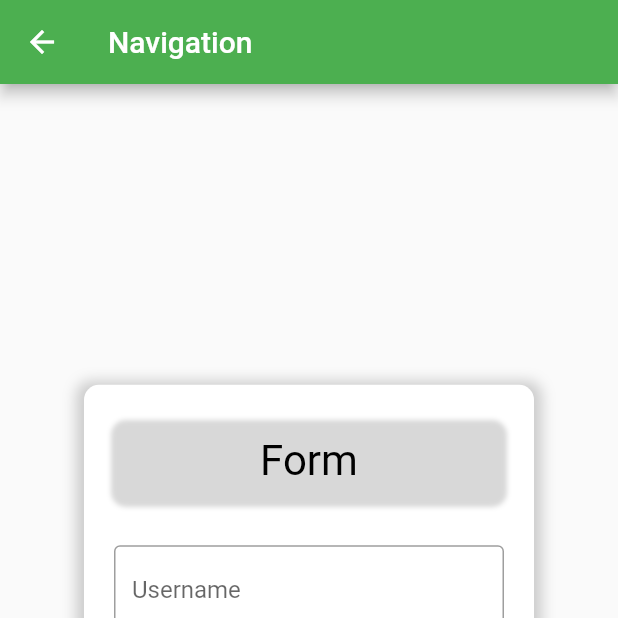
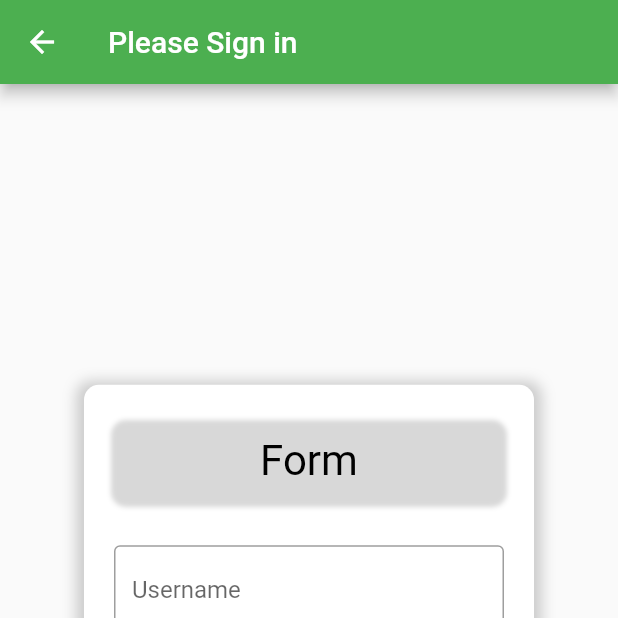
Before and after one commit to lukajincharadze/flutter-project02, a Flutter app: the screen it shows after launch, after a tap on "Sign In", on a phone screen of 412 x 824 dp, the top half of it. Run offline on Flutter 3.47's test engine with Material 2 defaults, Android fonts, the phone set to English and light mode, and no system bars.

Commit message:
Update main.dart

```diff
--- a/lib/main.dart
+++ b/lib/main.dart
@@ -93,7 +93,7 @@ class Signin extends StatelessWidget {
   Widget build(BuildContext context) {
     return Scaffold(
       appBar: AppBar(
-        title: Text("Navigation"),
+        title: Text("Please Sign in"),
       ),
       body: Center(
         child: SingleChildScrollView(
```
